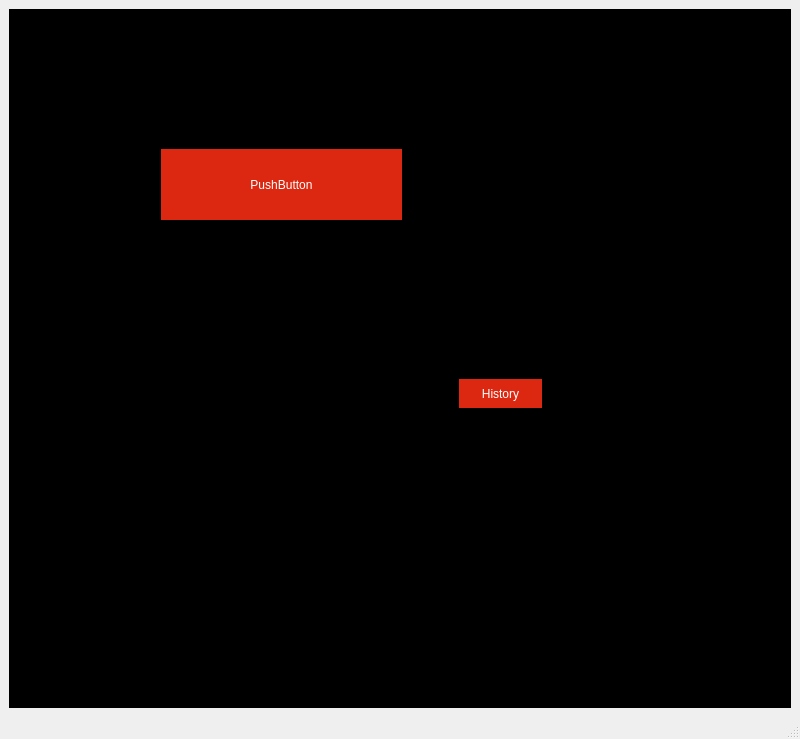
Above: Log/mainwindow.ui from Ragab21/AI-XO before the change. Below: the same form after it.
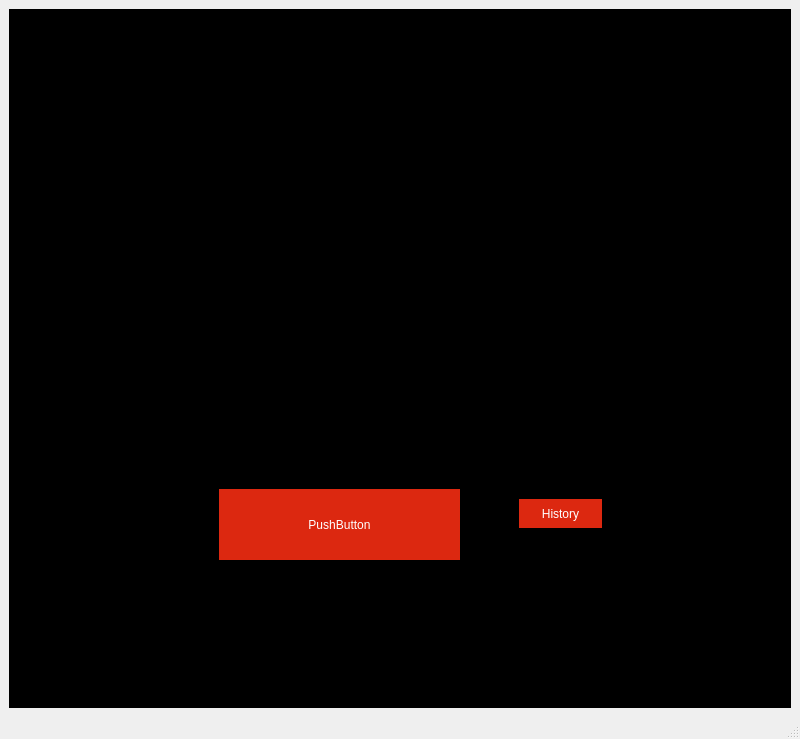
That is the form after the change. The open tabs and pages were chosen to show the change.

Diff of the .ui file:
```diff
--- a/Log/mainwindow.ui
+++ b/Log/mainwindow.ui
@@ -649,8 +649,8 @@
        <widget class="QPushButton" name="pushButton">
         <property name="geometry">
          <rect>
-          <x>152</x>
-          <y>140</y>
+          <x>210</x>
+          <y>480</y>
           <width>241</width>
           <height>71</height>
          </rect>
@@ -668,8 +668,8 @@
        <widget class="QPushButton" name="pushButton_11">
         <property name="geometry">
          <rect>
-          <x>450</x>
-          <y>370</y>
+          <x>510</x>
+          <y>490</y>
           <width>83</width>
           <height>29</height>
          </rect>
```
Left out of the diff: 4 changed lines with no effect on the pictures.
